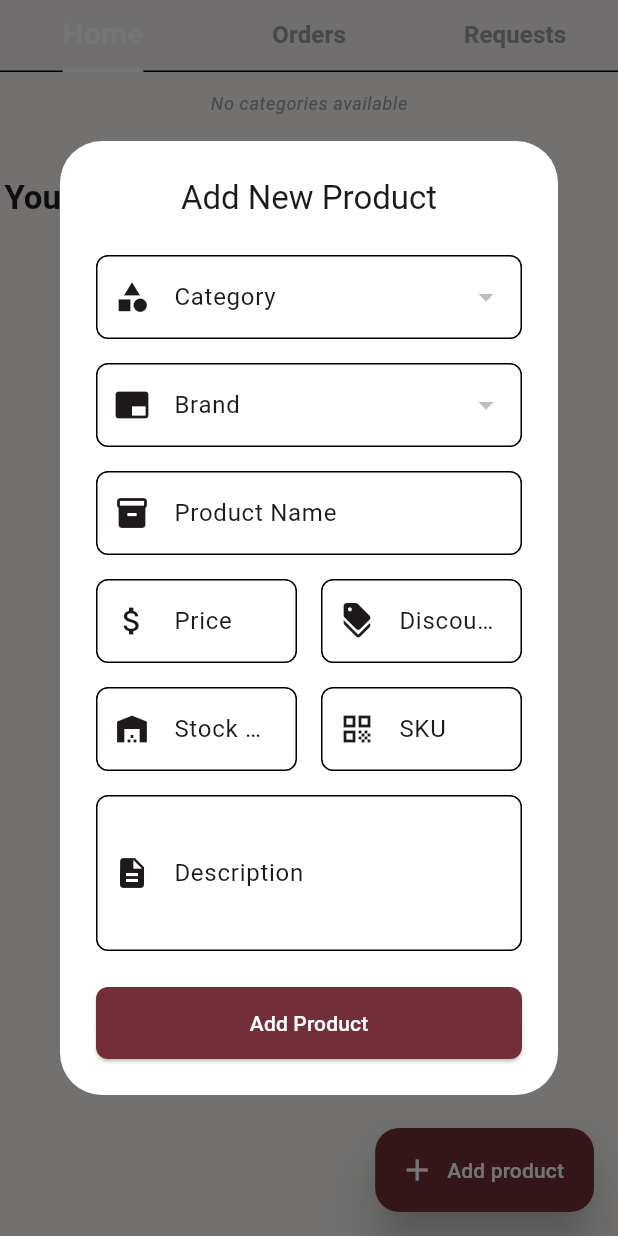
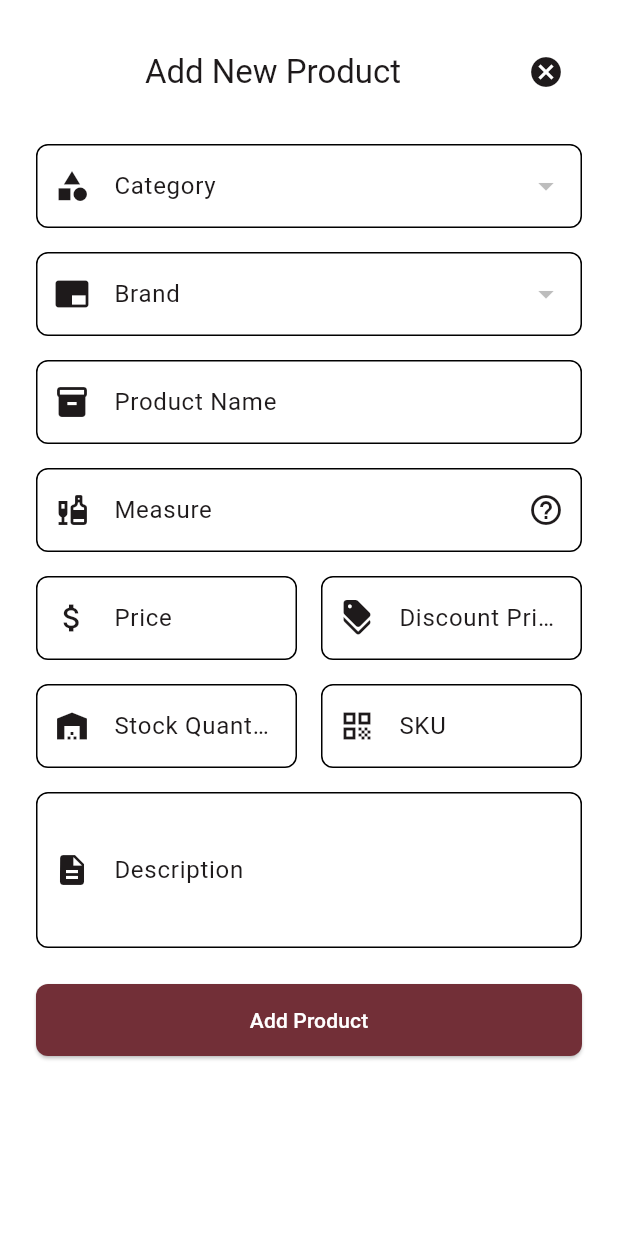
Before and after one commit to bryann54/quickpour-merchant, a Flutter app: the HomeScreen screen opened directly, scrolled down 200 dp, after a tap on "Add product", on a phone screen of 412 x 824 dp. Run offline on Flutter 3.47's test engine with Material 3 defaults, Android fonts, the phone set to English and light mode, and no system bars; our stand-ins replace bloc, cached_network_image, cloud_firestore, equatable, firebase_auth, firebase_core and 7 more; accounts and stored records are empty; generated files the repository leaves out were written again; Roboto replaces fonts that are missing (Montaga).

Commit message:
Add measure field to MerchantProductModel and update related components; clean up code formatting

```diff
--- a/lib/features/brands/presentation/pages/brand_details_screen.dart
+++ b/lib/features/brands/presentation/pages/brand_details_screen.dart
@@ -274,5 +274,4 @@ class _BrandDetailsScreenState extends State<BrandDetailsScreen> {
       ],
     );
   }
-
 }
--- a/lib/features/categories/presentation/widgets/horizontal_list_widget.dart
+++ b/lib/features/categories/presentation/widgets/horizontal_list_widget.dart
@@ -12,11 +12,24 @@ class HorizontalCategoriesListWidget extends StatelessWidget {
   Widget build(BuildContext context) {
     final theme = Theme.of(context);
     final isDarkMode = theme.brightness == Brightness.dark;
+    final screenSize = MediaQuery.of(context).size;
 
-    return Column(
+    // Calculate dynamic cross axis count based on screen width
+    int crossAxisCount = (screenSize.width / 120).floor();
+    // Ensure minimum of 2 and maximum of 4 items per row
+    crossAxisCount = crossAxisCount.clamp(2, 4);
+
+    return LayoutBuilder(
+      builder: (context, constraints) {
+        return Container(
+          constraints: const BoxConstraints(
+              maxHeight: 300), // Adjust max height as needed
+          child: Column(
             crossAxisAlignment: CrossAxisAlignment.start,
+            mainAxisSize: MainAxisSize.min,
             children: [
-        Container(
+              Flexible(
+                child: Container(
                   decoration: BoxDecoration(
                     color: isDarkMode
                         ? AppColors.dividerColorDark.withOpacity(0.2)
@@ -26,8 +39,23 @@ class HorizontalCategoriesListWidget extends StatelessWidget {
                   child: Padding(
                     padding: const EdgeInsets.all(8.0),
                     child: categories.isEmpty
-                ? Expanded(
-                    child: SizedBox(
+                        ? _buildEmptyState(theme)
+                        : _buildCategoriesGrid(
+                            crossAxisCount: crossAxisCount,
+                            constraints: constraints,
+                          ),
+                  ),
+                ),
+              ),
+            ],
+          ),
+        );
+      },
+    );
+  }
+
+  Widget _buildEmptyState(ThemeData theme) {
+    return SizedBox(
       height: 50,
       child: Center(
         child: Text(
@@ -38,25 +66,31 @@ class HorizontalCategoriesListWidget extends StatelessWidget {
           ),
         ),
       ),
-                    ),
-                  )
-                : GridView.count(
+    );
+  }
+
+  Widget _buildCategoriesGrid({
+    required int crossAxisCount,
+    required BoxConstraints constraints,
+  }) {
+    // Calculate optimal aspect ratio based on available width and height
+    final double aspectRatio = (constraints.maxWidth / crossAxisCount) /
+        ((constraints.maxHeight - 16) / 2); // -16 for padding
+
+    return GridView.builder(
       shrinkWrap: true,
       physics: const NeverScrollableScrollPhysics(),
-                    crossAxisCount: 3,
-                    crossAxisSpacing: 5,
-                    mainAxisSpacing: 1,
-                    childAspectRatio: 1.3,
-                    children: List.generate(
-                      categories.length > 6 ? 6 : categories.length,
-                      (index) => CategoryCard(
+      gridDelegate: SliverGridDelegateWithFixedCrossAxisCount(
+        crossAxisCount: crossAxisCount,
+        crossAxisSpacing: 8,
+        mainAxisSpacing: 5,
+        childAspectRatio:
+            aspectRatio.clamp(1.0, 1.5),
+      ),
+      itemCount: categories.length > 6 ? 6 : categories.length,
+      itemBuilder: (context, index) => CategoryCard(
         category: categories[index],
       ),
-                    ),
-                  ),
-          ),
-        ),
-      ],
     );
   }
 }
--- a/lib/features/orders/presentation/pages/order_details_screen.dart
+++ b/lib/features/orders/presentation/pages/order_details_screen.dart
@@ -181,7 +181,7 @@ class OrderDetailsScreen extends StatelessWidget {
                       order.userEmail,
                       Icons.email_outlined,
                     ),
-                      const Divider(height: 24),
+                    const Divider(height: 24),
                     _buildInfoSection(
                       context,
                       'Delivery address',
--- a/lib/features/product/data/models/product_model.dart
+++ b/lib/features/product/data/models/product_model.dart
@@ -6,6 +6,7 @@ class MerchantProductModel {
   final List<String> imageUrls;
   final double price;
   final String merchantId;
+  final String measure; // Added measure field
   // Merchant details
   final String merchantName;
   final String merchantEmail;
@@ -33,6 +34,7 @@ class MerchantProductModel {
     required this.imageUrls,
     required this.price,
     required this.merchantId,
+    required this.measure, // Added to constructor
     required this.merchantName,
     required this.merchantEmail,
     required this.merchantLocation,
@@ -60,6 +62,7 @@ class MerchantProductModel {
       imageUrls: List<String>.from(map['imageUrls'] ?? []),
       price: (map['price'] ?? 0.0).toDouble(),
       merchantId: map['merchantId'] ?? '',
+      measure: map['measure'] ?? '',
       merchantName: map['merchantName'] ?? '',
       merchantEmail: map['merchantEmail'] ?? '',
       merchantLocation: map['merchantLocation'] ?? '',
@@ -88,6 +91,7 @@ class MerchantProductModel {
       'imageUrls': imageUrls,
       'price': price,
       'merchantId': merchantId,
+      'measure': measure,
       'merchantName': merchantName,
       'merchantEmail': merchantEmail,
       'merchantLocation': merchantLocation,
--- a/lib/features/product/data/repositories/product_repository.dart
+++ b/lib/features/product/data/repositories/product_repository.dart
@@ -25,6 +25,7 @@ class ProductRepository {
       productName: product.productName,
       imageUrls: product.imageUrls,
       price: product.price,
+      measure: product.measure,
       brandName: product.brandName,
       description: product.description,
       categoryName: product.categoryName,
--- a/lib/features/product/presentation/widgets/add_product_dialog_widget.dart
+++ b/lib/features/product/presentation/widgets/add_product_dialog_widget.dart
@@ -8,6 +8,7 @@ import 'package:quickpourmerchant/features/categories/presentation/bloc/categori
 import 'package:quickpourmerchant/features/categories/presentation/bloc/categories_state.dart';
 import 'package:quickpourmerchant/features/product/data/models/product_model.dart';
 import 'package:quickpourmerchant/features/product/presentation/bloc/products_bloc.dart';
+import 'package:quickpourmerchant/features/product/presentation/widgets/measure_input.dart';
 
 class AddProductDialog extends StatefulWidget {
   const AddProductDialog({super.key});
@@ -17,7 +18,7 @@ class AddProductDialog extends StatefulWidget {
 }
 
 class _AddProductDialogState extends State<AddProductDialog> {
-   final _formKey = GlobalKey<FormState>();
+  final _formKey = GlobalKey<FormState>();
   final _auth = FirebaseAuth.instance;
   final _authRepository = AuthRepository();
   bool _isLoading = false;
@@ -29,6 +30,7 @@ class _AddProductDialogState extends State<AddProductDialog> {
   final _stockController = TextEditingController();
   final _skuController = TextEditingController();
   final _descriptionController = TextEditingController();
+  final _measureController = TextEditingController();
 
   String? _selectedCategory;
   String? _selectedBrand;
@@ -91,6 +93,7 @@ class _AddProductDialogState extends State<AddProductDialog> {
       final newProduct = MerchantProductModel(
         id: productId,
         merchantId: user.uid,
+        measure: _measureController.text,
         productName: _nameController.text.trim(),
         imageUrls: const [], // Empty as this is version without images
         price: double.parse(_priceController.text),
@@ -102,7 +105,7 @@ class _AddProductDialogState extends State<AddProductDialog> {
             ? 0.0
             : double.parse(_discountController.text),
         sku: _skuController.text.trim(),
-          merchantName: merchantDetails.name,
+        merchantName: merchantDetails.name,
         merchantEmail: merchantDetails.email,
         merchantLocation: merchantDetails.location,
         merchantStoreName: merchantDetails.storeName,
@@ -146,7 +149,7 @@ class _AddProductDialogState extends State<AddProductDialog> {
 
   @override
   Widget build(BuildContext context) {
-    return Dialog(
+    return Dialog.fullscreen(
       child: SingleChildScrollView(
         child: Container(
           constraints: const BoxConstraints(maxWidth: 500),
@@ -157,10 +160,25 @@ class _AddProductDialogState extends State<AddProductDialog> {
               mainAxisSize: MainAxisSize.min,
               crossAxisAlignment: CrossAxisAlignment.stretch,
               children: [
-                Text(
-                  'Add New Product',
-                  style: Theme.of(context).textTheme.titleLarge,
-                  textAlign: TextAlign.center,
+                Row(
+                  mainAxisAlignment: MainAxisAlignment.spaceBetween,
+                  crossAxisAlignment: CrossAxisAlignment.center,
+                  children: [
+                    Expanded(
+                      child: Text(
+                        'Add New Product',
+                        style: Theme.of(context).textTheme.titleLarge,
+                        textAlign: TextAlign.center,
+                      ),
+                    ),
+                    IconButton(
+                      onPressed: () {
+                        Navigator.of(context).pop();
+                      },
+                      icon: const Icon(Icons.cancel),
+                      tooltip: 'Cancel',
+                    ),
+                  ],
                 ),
                 const SizedBox(height: 24),
 
@@ -243,7 +261,10 @@ class _AddProductDialogState extends State<AddProductDialog> {
                       : null,
                 ),
                 const SizedBox(height: 16),
-
+                MeasureInputField(
+                  controller: _measureController,
+                ),
+                const SizedBox(height: 16),
                 // Price and Discount Row
                 Row(
                   children: [
--- /dev/null
+++ b/lib/features/product/presentation/widgets/measure_input.dart
@@ -0,0 +1,95 @@
+import 'package:flutter/material.dart';
+
+class MeasureInputField extends StatelessWidget {
+  final TextEditingController controller;
+  final FocusNode? focusNode;
+  final bool isEnabled;
+
+  const MeasureInputField({
+    super.key,
+    required this.controller,
+    this.focusNode,
+    this.isEnabled = true,
+  });
+
+  @override
+  Widget build(BuildContext context) {
+    return TextFormField(
+      controller: controller,
+      focusNode: focusNode,
+      enabled: isEnabled,
+      keyboardType: TextInputType.text,
+      textInputAction: TextInputAction.next,
+      decoration: InputDecoration(
+        labelText: 'Measure',
+        hintText: 'e.g., 750ml, 1L, 70cl',
+        border: OutlineInputBorder(
+          borderRadius: BorderRadius.circular(8),
+        ),
+        prefixIcon: const Icon(Icons.liquor),
+        suffixIcon: IconButton(
+          icon: const Icon(Icons.help_outline),
+          onPressed: () {
+            showDialog(
+              context: context,
+              builder: (context) => AlertDialog(
+                title: const Text('Measure Guidelines'),
+                content: const Column(
+                  mainAxisSize: MainAxisSize.min,
+                  crossAxisAlignment: CrossAxisAlignment.start,
+                  children: [
+                    Text('Common measures:'),
+                    SizedBox(height: 8),
+                    Text('• ml - milliliters (e.g., 750ml)'),
+                    Text('• L - liters (e.g., 1L)'),
+                    Text('• cl - centiliters (e.g., 70cl)'),
+                    SizedBox(height: 16),
+                    Text(
+                        'Please enter the measure in the format: number + unit'),
+                  ],
+                ),
+                actions: [
+                  TextButton(
+                    onPressed: () => Navigator.pop(context),
+                    child: const Text('Got it'),
+                  ),
+                ],
+              ),
+            );
+          },
+        ),
+      ),
+      validator: (value) {
+        if (value == null || value.trim().isEmpty) {
+          return 'Please enter the measure';
+        }
+
+        // Pattern to match number followed by unit (ml, L, cl)
+        final pattern =
+            RegExp(r'^\d+(\.\d+)?\s*(ml|L|cl)$', caseSensitive: false);
+
+        if (!pattern.hasMatch(value.trim())) {
+          return 'Invalid format. Use: number + unit (e.g., 750ml)';
+        }
+
+        return null;
+      },
+      onChanged: (value) {
+        // Convert to lowercase unit automatically
+        if (value.isNotEmpty) {
+          final normalized = value.replaceAllMapped(
+            RegExp(r'(ml|l|cl)$', caseSensitive: false),
+            (match) => match.group(0)!.toLowerCase(),
+          );
+          if (normalized != value) {
+            controller.value = controller.value.copyWith(
+              text: normalized,
+              selection: TextSelection.collapsed(offset: normalized.length),
+            );
+          }
+        }
+      },
+      autovalidateMode: AutovalidateMode.onUserInteraction,
+    );
+  }
+}
--- a/lib/features/product/presentation/widgets/product_app_bar.dart
+++ b/lib/features/product/presentation/widgets/product_app_bar.dart
@@ -40,7 +40,7 @@ class ProductAppBar extends StatelessWidget {
       ),
       actions: [
         IconButton.filled(
-          icon: Icon(isEditing ? null: Icons.edit),
+          icon: Icon(isEditing ? null : Icons.edit),
           onPressed: onEditPressed,
           color: AppColors.accentColor,
         ),
```
Also changed, not shown: lib/features/categories/presentation/pages/category_details_screen.dart (+3 -6 lines), lib/features/product/presentation/widgets/product_form.dart (+12 -9 lines), lib/features/product/presentation/widgets/product_image_gallery.dart (+4 -3 lines), lib/features/profile/presentation/pages/profile_screen.dart (+24 -6 lines), lib/features/categories/presentation/widgets/categories_tab.dart (line endings or trailing spaces). Lines whose indentation alone changed are shown as unchanged.
